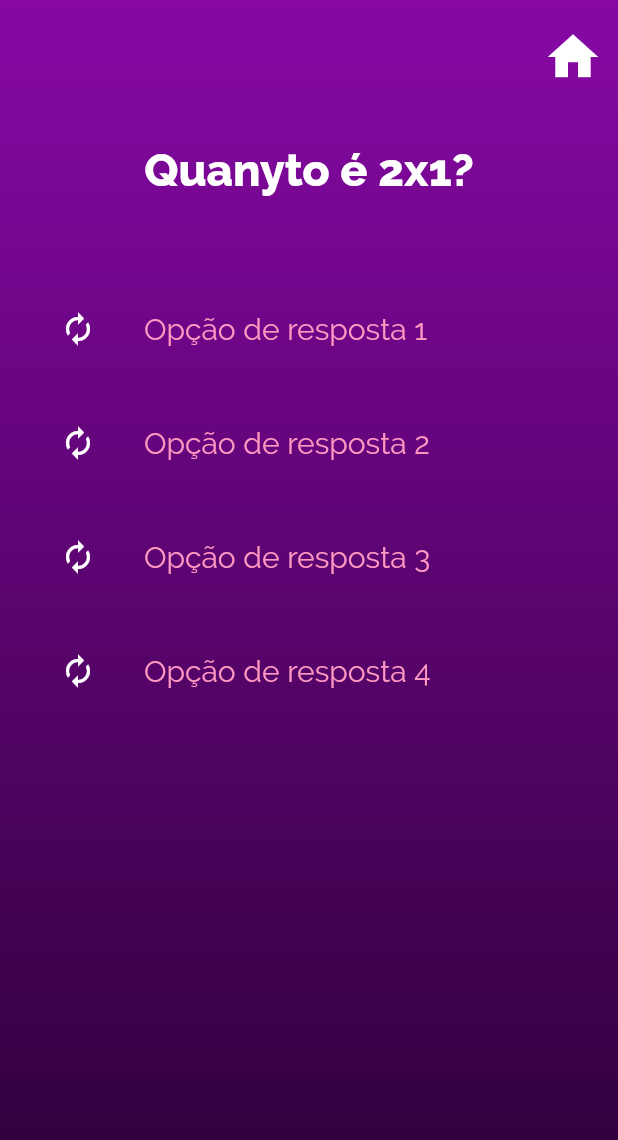
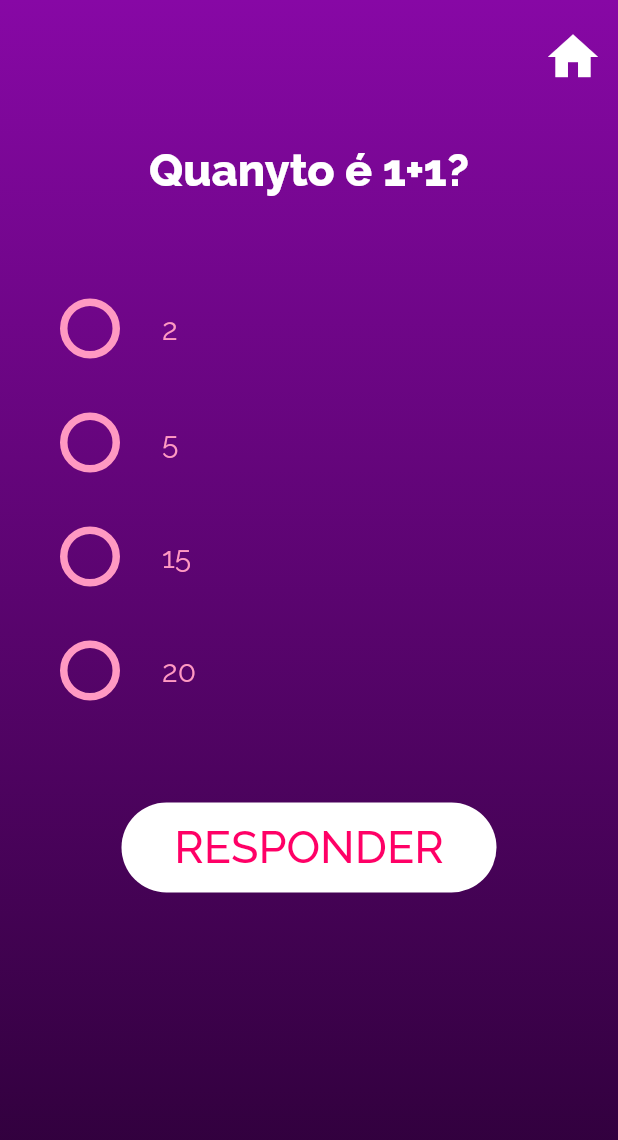
Before and after one commit to Janilso/jogo-contabil, a Flutter app: the PerguntasView screen opened directly, on a phone screen of 412 x 824 dp. Shown: the top 1140 px of the screen. Run offline on Flutter 3.47's test engine with Material 2 defaults, Android fonts, the light colour scheme and no system bars.

Commit message:
Inplementaçao select tela de pergunta

```diff
--- a/lib/components/button.dart
+++ b/lib/components/button.dart
@@ -20,6 +20,9 @@ class CustomButton extends StatelessWidget {
       ),
       child: SizedBox.expand(
         child: FlatButton(
+            shape: RoundedRectangleBorder(
+              borderRadius: BorderRadius.circular(80),
+            ),
             child: Text(
               "$text",
               style: TextStyle(
--- a/lib/components/perguntas-view/alternativa-component.dart
+++ b/lib/components/perguntas-view/alternativa-component.dart
@@ -2,8 +2,9 @@ import 'package:flutter/material.dart';
 
 class Alternativa extends StatelessWidget {
   final String textoAlternativa;
+  final bool isSelected;
 
-  Alternativa({@required this.textoAlternativa});
+  Alternativa({@required this.textoAlternativa, this.isSelected});
 
   @override
   Widget build(BuildContext context) {
@@ -12,7 +13,8 @@ class Alternativa extends StatelessWidget {
         contentPadding: EdgeInsets.symmetric(horizontal: 20.0, vertical: 10.0),
         leading: Container(
           padding: EdgeInsets.only(right: 12.0),
-          child: Icon(Icons.autorenew, color: Colors.white),
+          // child: Icon(Icons.autorenew, color: Colors.white),
+          child: getIcon(isSelected),
         ),
         title: Text(
           textoAlternativa,
@@ -21,4 +23,29 @@ class Alternativa extends StatelessWidget {
       ),
     );
   }
+
+  Widget getIcon(isSelected) {
+    Widget icon;
+    if (isSelected) {
+      icon = Container(
+        width: 40,
+        height: 40,
+        decoration: BoxDecoration(
+          border: Border.all(color: Color(0xffFF99C2), width: 5),
+          shape: BoxShape.circle,
+          color: Color(0xffFF99C2),
+        ),
+      );
+    } else {
+      icon = Container(
+        width: 40,
+        height: 40,
+        decoration: BoxDecoration(
+          border: Border.all(color: Color(0xffFF99C2), width: 5),
+          shape: BoxShape.circle,
+        ),
+      );
+    }
+    return icon;
+  }
 }
--- a/lib/controller/lista-de-perguntas.dart
+++ b/lib/controller/lista-de-perguntas.dart
@@ -19,4 +19,17 @@ class ListaDePerguntas {
   String getPerguntaFromID(int id) {
     return listaDePergunta.elementAt(id).texto;
   }
+
+  List<String> getAlternativasFromID(int id) {
+    List<String> retorno = [];
+    retorno.add(this.listaDePergunta.elementAt(id).alternativa1.toString());
+    retorno.add(this.listaDePergunta.elementAt(id).alternativa2.toString());
+    retorno.add(this.listaDePergunta.elementAt(id).alternativa3.toString());
+    retorno.add(this.listaDePergunta.elementAt(id).alternativa4.toString());
+    return retorno;
+  }
+
+  String getAlternativaCorretaFromID(int id) {
+    return listaDePergunta.elementAt(id).alternativaCorreta.toString();
+  }
 }
--- a/lib/controller/perguntas-json.dart
+++ b/lib/controller/perguntas-json.dart
@@ -13,8 +13,8 @@ class PerguntasJson {
     "alternativa_certa": 1
   },
   {
-    "id": 2,
-      "texto": "Quanyto é 2x1?",
+    "id": 1,
+      "texto": "Quanto é 2x1?",
       "alternativa 1": "5",
       "alternativa 2": "2",
       "alternativa 3": "15",
@@ -22,7 +22,7 @@ class PerguntasJson {
       "alternativa_certa": 2
   },
   {
-    "id": 3,
+    "id": 2,
     "texto": "Quanyto é 5/1?",
     "alternativa 1": "15",
     "alternativa 2": "2",
@@ -38,33 +38,3 @@ class PerguntasJson {
     return perguntasJson;
   }
 }
-
-// {
-//     "pergunta1": {
-//       "id": 1,
-//       "texto": "Quanyto é 1+1?",
-//       "alternativa 1": "2",
-//       "alternativa 2": "5",
-//       "alternativa 3": "15",
-//       "alternativa 4": "20",
-//       "alternativa_certa": 1
-//     },
-//     "pergunta2": {
-//       "id": 2,
-//       "texto": "Quanyto é 2x1?",
-//       "alternativa 1": "5",
-//       "alternativa 2": "2",
-//       "alternativa 3": "15",
-//       "alternativa 4": "20",
-//       "alternativa_certa": 2
-//     },
-//     "pergunta3": {
-//       "id": 3,
-//       "texto": "Quanyto é 5/1?",
-//       "alternativa 1": "15",
-//       "alternativa 2": "2",
-//       "alternativa 3": "5",
-//       "alternativa 4": "20",
-//       "alternativa_certa": 3
-//     }
-//   }
--- a/lib/pages/pergutas-view.dart
+++ b/lib/pages/pergutas-view.dart
@@ -1,6 +1,8 @@
 import 'package:flutter/material.dart';
+import 'package:jogocontabil/components/button.dart';
 import 'package:jogocontabil/components/perguntas-view/alternativa-component.dart';
 import 'package:jogocontabil/controller/lista-de-perguntas.dart';
+import 'package:jogocontabil/models/pergunta-model.dart';
 
 class PerguntasView extends StatefulWidget {
   @override
@@ -8,14 +10,14 @@ class PerguntasView extends StatefulWidget {
 }
 
 class _PerguntasStateView extends State<PerguntasView> {
-  String _pergunta = ListaDePerguntas().getPerguntaFromID(1);
+  // bool isSelected = false;
+  static ListaDePerguntas listaTotal = ListaDePerguntas();
+  static int id = 0;
+  int _selectedIndex;
 
-  List<String> _listAlternativas = [
-    "Opção de resposta 1",
-    "Opção de resposta 2",
-    "Opção de resposta 3",
-    "Opção de resposta 4"
-  ];
+  String _pergunta = listaTotal.getPerguntaFromID(id);
+  List _listAlternativas = listaTotal.getAlternativasFromID(id);
+  String _perguntaCorreta = listaTotal.getPerguntaFromID(id);
 
   @override
   Widget build(BuildContext context) {
@@ -65,13 +67,22 @@ class _PerguntasStateView extends State<PerguntasView> {
                 itemBuilder: (BuildContext context, int i) {
                   return InkWell(
                     onTap: () {
-                      print("$i");
+                      setState(() {
+                        _selectedIndex = i;
+                      });
                     },
-                    child: Alternativa(
-                      textoAlternativa: _listAlternativas[i],
-                    ),
+                    child: _selectedIndex != null && _selectedIndex == i
+                        ? icon(true, _listAlternativas[i])
+                        : icon(false, _listAlternativas[i]),
                   );
                 },
+              ),
+              SizedBox(
+                height: 50,
+              ),
+              CustomButton(
+                onPressed: () {},
+                text: "RESPONDER",
               ),
             ],
           ),
@@ -79,4 +90,11 @@ class _PerguntasStateView extends State<PerguntasView> {
       ),
     );
   }
+
+  Widget icon(bool isSelected, String texto) {
+    return Alternativa(
+      textoAlternativa: texto,
+      isSelected: isSelected,
+    );
+  }
 }
```
